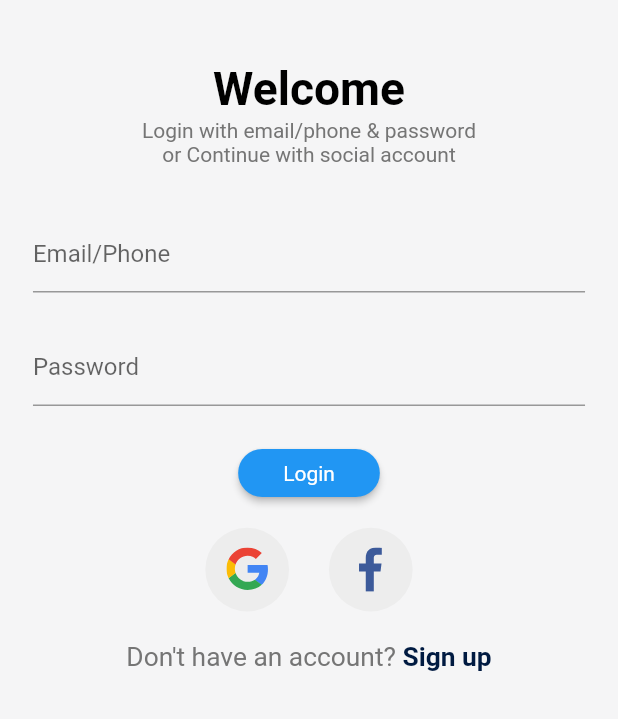
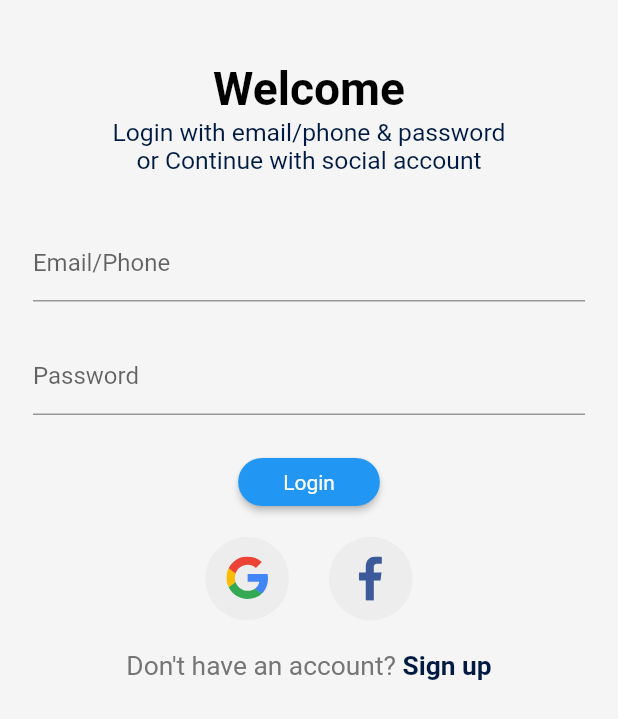
Before and after one commit to SharfarazMahmood/anyvas, a Flutter app: the LoginScreen screen opened by its route, on a phone screen of 412 x 824 dp. Shown: the top 719 px of the screen. Run offline on Flutter 3.47's test engine with Material 2 defaults, Android fonts, the phone set to English and light mode, and no system bars; our stand-ins replace animated_splash_screen, cached_network_image, flutter_svg, shared_preferences; missing offline and left inert: encrypt; accounts and stored records are empty; network calls fail; Roboto replaces fonts that are missing (Muli).

Commit message:
Some design changes & Http url test for anyvas.com.

```diff
--- a/lib/models/httpRequest.dart
+++ b/lib/models/httpRequest.dart
@@ -2,6 +2,7 @@ import 'dart:convert';
 
 class HttpRequest implements Exception {
   static String serverUrl = "http://incap.bssoln.com/api";
+  // static String serverUrl = "https://anyvas.com/api";
   static Map<String, String> headers = {
     'NST':
         'eyJhbGciOiJIUzUxMiIsInR5cCI6IkpXVCJ9.eyJOU1RfS0VZIjoidGVzdGFwaTEyM3Nha2hhdyJ9.l9txvKvpCrPsW78C9CFfUEVBbZcPpC7kBESRWBUthWjBG6dfP0YgrtoNKoe-PHExT_LGzYXoT1vvxGzWKxDGMA',
--- a/lib/screens/login/components/body.dart
+++ b/lib/screens/login/components/body.dart
@@ -16,8 +16,7 @@ class Body extends StatelessWidget {
       child: SizedBox(
         width: double.infinity,
         child: Padding(
-          padding:
-              EdgeInsets.symmetric(horizontal: proportionateWidth(20)),
+          padding: EdgeInsets.symmetric(horizontal: proportionateWidth(20)),
           child: SingleChildScrollView(
             child: Column(
               children: [
@@ -25,6 +24,11 @@ class Body extends StatelessWidget {
                 Text("Welcome", style: headingStyle),
                 Text(
                   "Login with email/phone & password \nor Continue with social account",
+                  style: TextStyle(
+                    color: kPrimaryColor,
+                    fontSize: proportionateWidth(15),
+                  ),
+                  softWrap: true,
                   textAlign: TextAlign.center,
                 ),
                 SizedBox(height: SizeConfig.screenHeight * 0.04),
```
Also changed, not shown: lib/screens/product/product_details.dart (+66 -7 lines).
